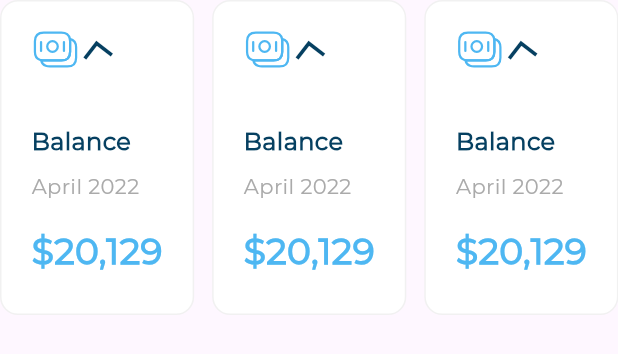
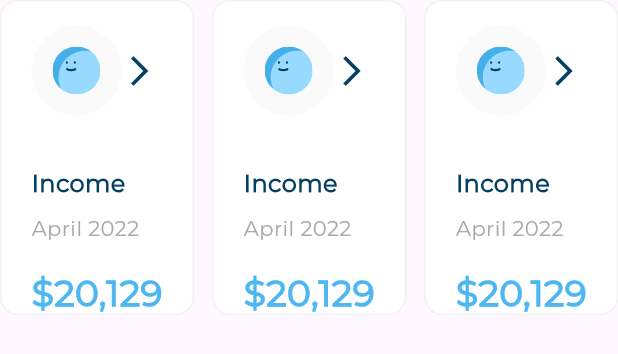
Before and after one commit to amirashawki/responsive_dash_board, a Flutter app: the ExpansesItemsListview widget shown alone on an empty page, opened directly, on a phone screen of 412 x 824 dp. Shown: the top 354 px of the screen. Run offline on Flutter 3.47's test engine with Material 3 defaults, Android fonts, the phone set to English and light mode, and no system bars; our stand-ins replace flutter_svg.

Commit message:
Expenses Item Header done

```diff
--- /dev/null
+++ b/lib/models/expenses_item_model.dart
@@ -0,0 +1,9 @@
+class ExpensesItemModel {
+  final String image, title, date, price;
+
+  ExpensesItemModel(
+      {required this.image,
+      required this.title,
+      required this.date,
+      required this.price});
+}
--- a/lib/widgets/expanses_items_listView.dart
+++ b/lib/widgets/expanses_items_listView.dart
@@ -1,4 +1,6 @@
 import 'package:flutter/material.dart';
+import 'package:responsive_dash_board/models/expenses_item_model.dart';
+import 'package:responsive_dash_board/utils/app_images.dart';
 import 'package:responsive_dash_board/widgets/expenses_item.dart';
 
 class ExpansesItemsListview extends StatelessWidget {
@@ -16,7 +18,13 @@ class ExpansesItemsListview extends StatelessWidget {
             itemBuilder: (BuildContext, index) {
               return Padding(
                 padding: const EdgeInsets.only(right: 12),
-                child: ExpensesItem(),
+                child: ExpensesItem(
+                  expensesItemModel: ExpensesItemModel(
+                      image: Assets.imagesAvatar1,
+                      title: 'Income',
+                      date: 'April 2022',
+                      price: r'$20,129'),
+                ),
               );
             }));
   }
--- a/lib/widgets/expenses_item.dart
+++ b/lib/widgets/expenses_item.dart
@@ -1,10 +1,12 @@
 import 'package:flutter/material.dart';
 import 'package:flutter_svg/flutter_svg.dart';
+import 'package:responsive_dash_board/models/expenses_item_model.dart';
 import 'package:responsive_dash_board/utils/app_images.dart';
 import 'package:responsive_dash_board/utils/app_styles.dart';
 
 class ExpensesItem extends StatelessWidget {
-  const ExpensesItem({super.key});
+  const ExpensesItem({super.key, required this.expensesItemModel});
+  final ExpensesItemModel expensesItemModel;
   @override
   Widget build(BuildContext context) {
     return Container(
@@ -15,40 +17,67 @@ class ExpensesItem extends StatelessWidget {
         color: Colors.white,
       ),
       child: Padding(
-        padding: const EdgeInsets.symmetric(horizontal: 20, vertical: 16),
+        padding: EdgeInsets.symmetric(horizontal: 20, vertical: 16),
         child: Column(
           crossAxisAlignment: CrossAxisAlignment.start,
           children: [
-            Row(
-              children: [
-                SvgPicture.asset(Assets.imagesBalance),
-                Transform.rotate(
-                  angle: 1.4434546,
-                  child: Icon(
-                    Icons.arrow_back_ios_new_outlined,
-                    color: Color(0xFF064061),
-                  ),
-                )
-              ],
+            ExpensesItemHeader(
+              image: expensesItemModel.image,
             ),
             SizedBox(
               height: 34,
             ),
-            Text('Balance', style: AppStyles.styleSemiBold16(context)),
-            SizedBox(
+            Text(expensesItemModel.title,
+                style: AppStyles.styleSemiBold16(context)),
+            const SizedBox(
               height: 8,
             ),
             Text(
-              'April 2022',
+              expensesItemModel.date,
               style: AppStyles.styleRegular14(context),
             ),
             SizedBox(
               height: 16,
             ),
-            Text(r'$20,129', style: AppStyles.styleSemiBold24(context))
+            Text(expensesItemModel.price,
+                style: AppStyles.styleSemiBold24(context))
           ],
         ),
       ),
     );
   }
 }
+
+class ExpensesItemHeader extends StatelessWidget {
+  const ExpensesItemHeader({
+    super.key,
+    required this.image,
+  });
+  final String image;
+  @override
+  Widget build(BuildContext context) {
+    return Row(
+      children: [
+        Container(
+            height: 60,
+            width: 60,
+            decoration:
+                ShapeDecoration(shape: OvalBorder(), color: Color(0xFFFAFAFA)),
+            child: Padding(
+              padding: const EdgeInsets.all(14),
+              child: SvgPicture.asset(
+                image,
+              ),
+            )),
+        const Spacer(),
+        Transform.rotate(
+          angle: -1.57079633 * 2,
+          child: Icon(
+            Icons.arrow_back_ios_new_outlined,
+            color: Color(0xFF064061),
+          ),
+        )
+      ],
+    );
+  }
+}
```
Also changed, not shown: lib/widgets/expenses_section.dart (+13 -5 lines), lib/widgets/my_card_section.dart (+7 -79 lines), lib/widgets/section_one.dart (+85 -0 lines).
